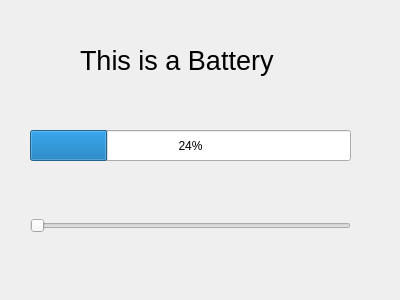
moxxxx/MCT-simulator, file battery.ui: the form before one commit.
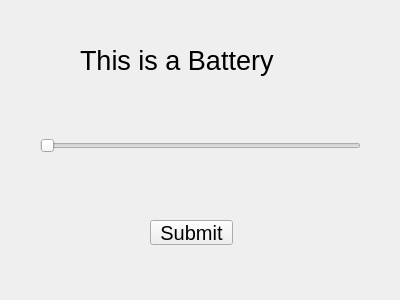
The form after the commit.

Patch:
```diff
--- a/battery.ui
+++ b/battery.ui
@@ -16,8 +16,8 @@
   <widget class="QSlider" name="horizontalSlider">
    <property name="geometry">
     <rect>
-     <x>30</x>
-     <y>210</y>
+     <x>40</x>
+     <y>130</y>
      <width>321</width>
      <height>31</height>
     </rect>
@@ -26,19 +26,6 @@
     <enum>Qt::Horizontal</enum>
    </property>
   </widget>
-  <widget class="QProgressBar" name="progressBar">
-   <property name="geometry">
-    <rect>
-     <x>30</x>
-     <y>130</y>
-     <width>321</width>
-     <height>31</height>
-    </rect>
-   </property>
-   <property name="value">
-    <number>24</number>
-   </property>
-  </widget>
   <widget class="QLabel" name="label">
    <property name="geometry">
     <rect>
@@ -57,6 +44,24 @@
     <string>This is a Battery</string>
    </property>
   </widget>
+  <widget class="QPushButton" name="pushButton">
+   <property name="geometry">
+    <rect>
+     <x>150</x>
+     <y>220</y>
+     <width>83</width>
+     <height>25</height>
+    </rect>
+   </property>
+   <property name="font">
+    <font>
+     <pointsize>15</pointsize>
+    </font>
+   </property>
+   <property name="text">
+    <string>Submit</string>
+   </property>
+  </widget>
  </widget>
  <resources/>
  <connections/>
```
